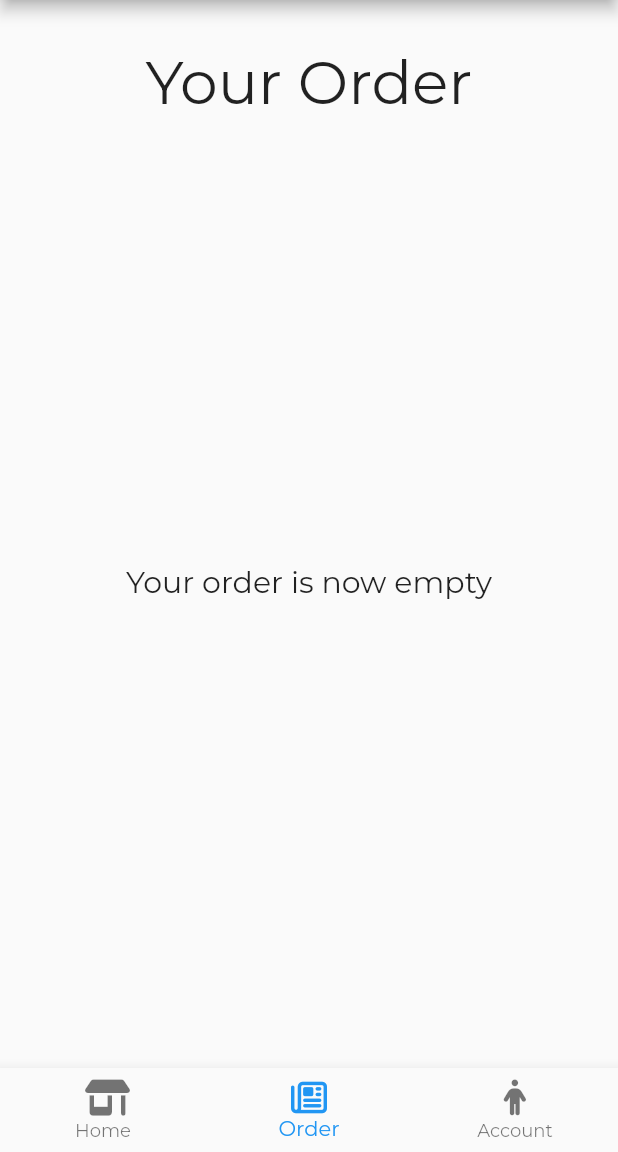
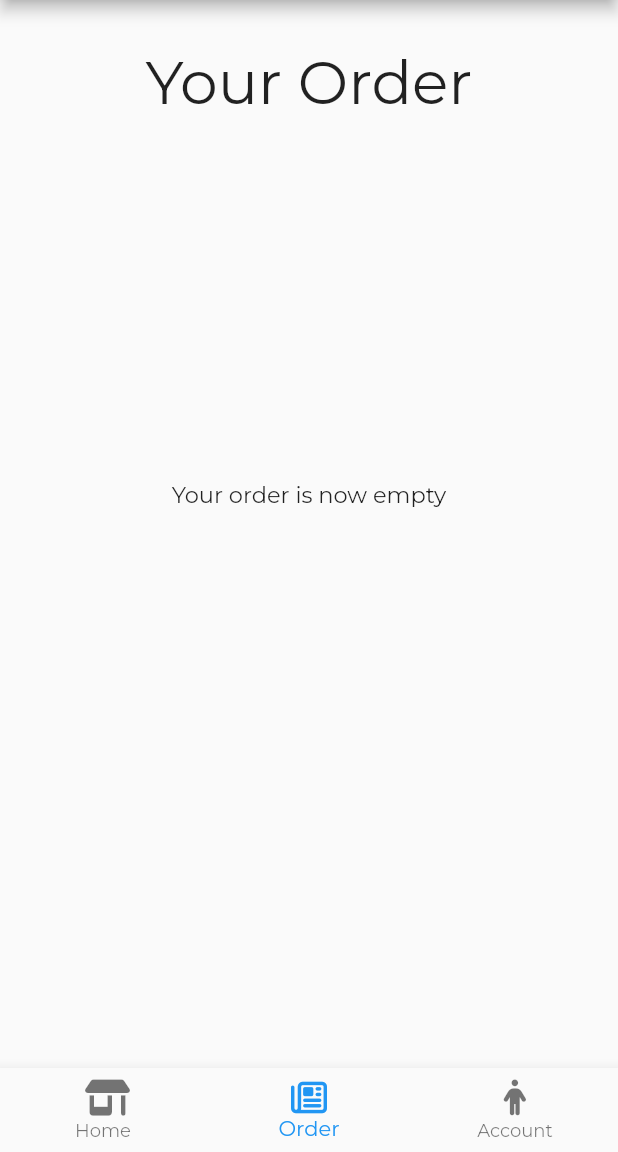
Before and after one commit to Assamapong/grocery_market, a Flutter app: the screen it shows after launch, item 2 of the bottom bar chosen, on a phone screen of 412 x 824 dp, the part 84-1236 px from its top. Run offline on Flutter 3.47's test engine with Material 2 defaults, Android fonts, the phone set to English and light mode, and no system bars; our stand-ins replace font_awesome_flutter, google_fonts.

Commit message:
add Dropdownbutton to order tab

```diff
--- a/lib/components/order_tab.dart
+++ b/lib/components/order_tab.dart
@@ -7,7 +7,15 @@ import 'package:provider/provider.dart';
 
 import '../order.dart';
 
-class OrderTab extends StatelessWidget {
+class OrderTab extends StatefulWidget {
+  @override
+  State<OrderTab> createState() => _OrderTabState();
+}
+
+class _OrderTabState extends State<OrderTab> {
+  var items = ['Cash on delivery', 'Debit/Credit card', 'Paypal'];
+  String dropDownValue = 'Cash on delivery';
+
   @override
   Widget build(BuildContext context) {
     var listOfProduct = Provider.of<Order>(context).listOfProduct;
@@ -27,12 +35,12 @@ class OrderTab extends StatelessWidget {
                 'Your Order',
                 style: TextStyle(fontSize: 40),
               ),
-              Container(
+              listOfProduct.isNotEmpty ? Container(
                 height: min(60.0 * listOfProduct.length, 400),
                 child: ListView(
                   children: listOfProduct,
                 ),
-              ),
+              ) : Container(child: Center(child: Text('Your order is now empty', style: TextStyle(fontSize: 15,),),),height: 500,),
               listOfProduct.isNotEmpty
                   ? Padding(
                       padding: const EdgeInsets.symmetric(horizontal: 15.0),
@@ -53,6 +61,27 @@ class OrderTab extends StatelessWidget {
                     )
                   : Container()
             ],
+          ),
+
+          listOfProduct.isNotEmpty ? Column(
+            crossAxisAlignment: CrossAxisAlignment.start,
+            children: [
+              Padding(
+                padding: const EdgeInsets.symmetric(horizontal: 15.0),
+                child: Column(
+                crossAxisAlignment: CrossAxisAlignment.start,
+                  children: [
+                    Text('Please select payment method', style: TextStyle(fontSize: 20, fontWeight: FontWeight.bold),),
+
+                    DropdownButton(isExpanded: true,items: items.map((item){
+                      return DropdownMenuItem(child: Text(item, style: TextStyle(fontSize: 18),), value: item,);
+                    }).toList(), onChanged: (String? newValue){
+                      setState((){
+                        dropDownValue = newValue!;
+                      });
+                    }, value: dropDownValue, icon: Icon(Icons.keyboard_arrow_down),)
+                  ],
+                ),
               ),
               listOfProduct.isNotEmpty
                   ? BottomButton(
@@ -75,6 +104,8 @@ class OrderTab extends StatelessWidget {
                       ),
                     ),
             ],
+          ) : Column(),
+        ],
       ),
     );
   }
```
Also changed, not shown: lib/screens/success_screen.dart (+4 -5 lines). Lines whose indentation alone changed are shown as unchanged.
